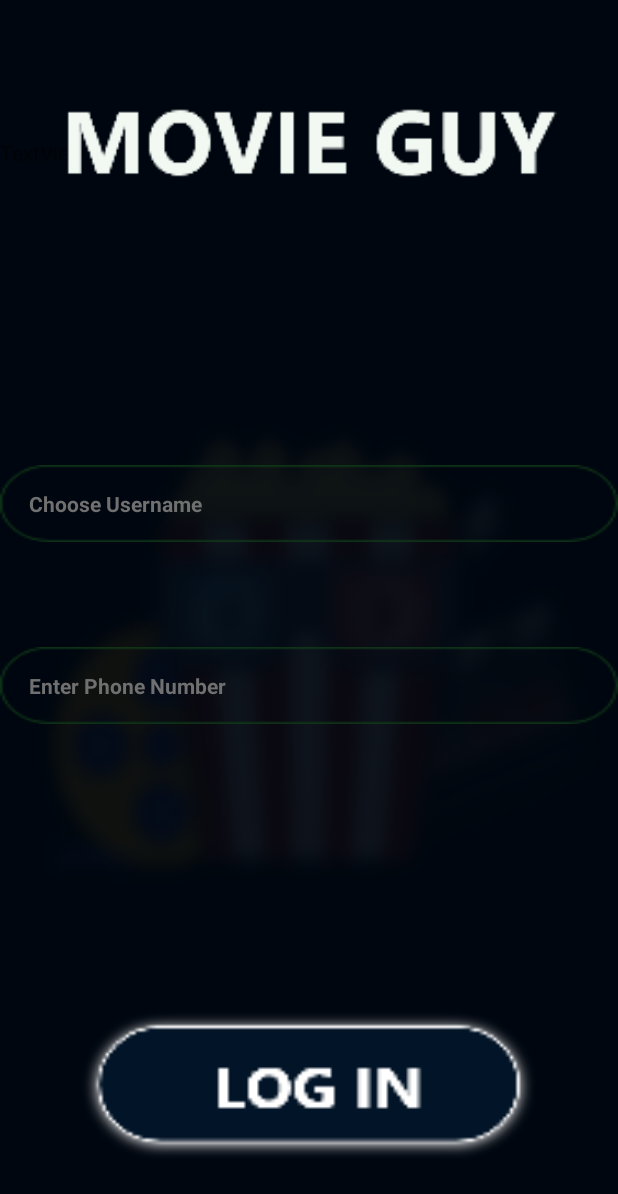
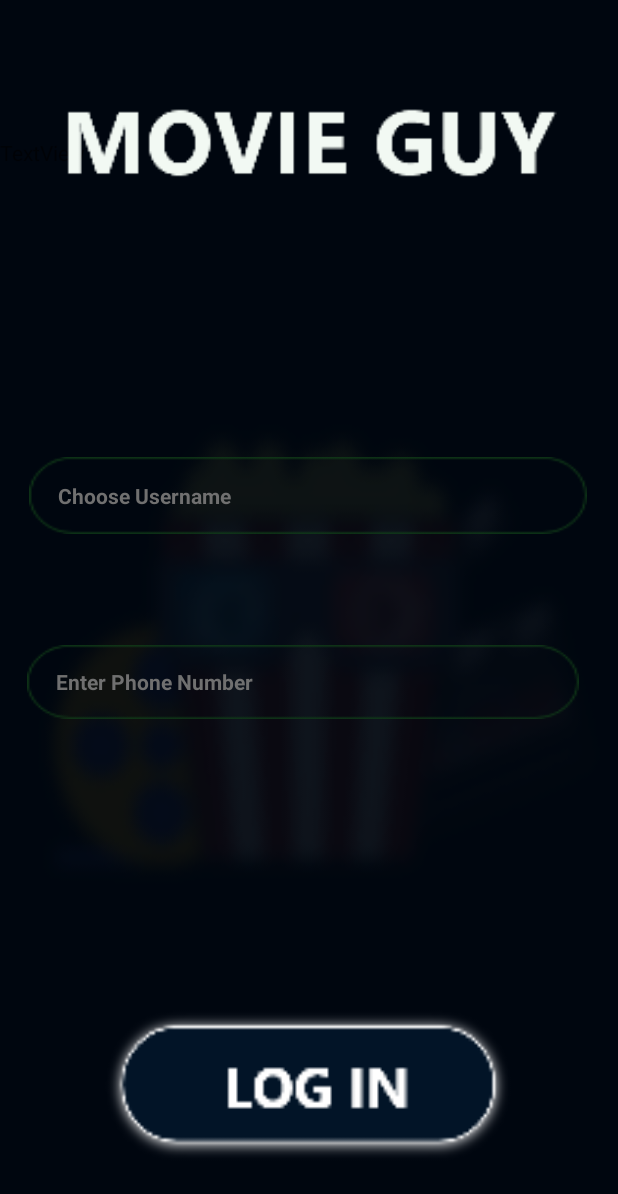
Before and after one commit to nabigwaku/Movieguy, an Android app: the layout login.xml on its own in the app's theme, with its tools: preview values and no code run, on a phone screen of 412 x 824 dp. Shown: the top 1194 px of the screen. Run offline under Robolectric (Android 15) with nearby library versions, the phone set to English and light mode, and no system bars.

Commit message:
Login Layout Complete

```diff
--- a/app/src/main/res/layout/login.xml
+++ b/app/src/main/res/layout/login.xml
@@ -8,7 +8,7 @@
 
     <Button
         android:id="@+id/login"
-        android:layout_width="311dp"
+        android:layout_width="276dp"
         android:layout_height="106dp"
         android:layout_marginStart="8dp"
         android:layout_marginLeft="8dp"
@@ -25,7 +25,7 @@
 
     <EditText
         android:id="@+id/Username"
-        android:layout_width="match_parent"
+        android:layout_width="372dp"
         android:layout_height="51dp"
         android:background="@drawable/group47"
         android:fontFamily="segoe"
@@ -36,15 +36,15 @@
         android:textStyle="bold"
         app:layout_constraintBottom_toBottomOf="parent"
         app:layout_constraintEnd_toEndOf="parent"
-        app:layout_constraintHorizontal_bias="0.0"
+        app:layout_constraintHorizontal_bias="0.487"
         app:layout_constraintStart_toStartOf="parent"
         app:layout_constraintTop_toTopOf="parent"
-        app:layout_constraintVertical_bias="0.401" />
+        app:layout_constraintVertical_bias="0.394" />
 
     <EditText
         android:id="@+id/phonenumber"
-        android:layout_width="match_parent"
-        android:layout_height="51dp"
+        android:layout_width="368dp"
+        android:layout_height="49dp"
         android:background="@drawable/group47"
         android:fontFamily="segoe"
         android:hint=" Enter Phone Number"
@@ -54,10 +54,10 @@
         android:textStyle="bold"
         app:layout_constraintBottom_toBottomOf="parent"
         app:layout_constraintEnd_toEndOf="parent"
-        app:layout_constraintHorizontal_bias="1.0"
+        app:layout_constraintHorizontal_bias="0.407"
         app:layout_constraintStart_toStartOf="parent"
         app:layout_constraintTop_toTopOf="parent"
-        app:layout_constraintVertical_bias="0.558" />
+        app:layout_constraintVertical_bias="0.555" />
 
     <TextView
         android:id="@+id/movieguytextView"
```
